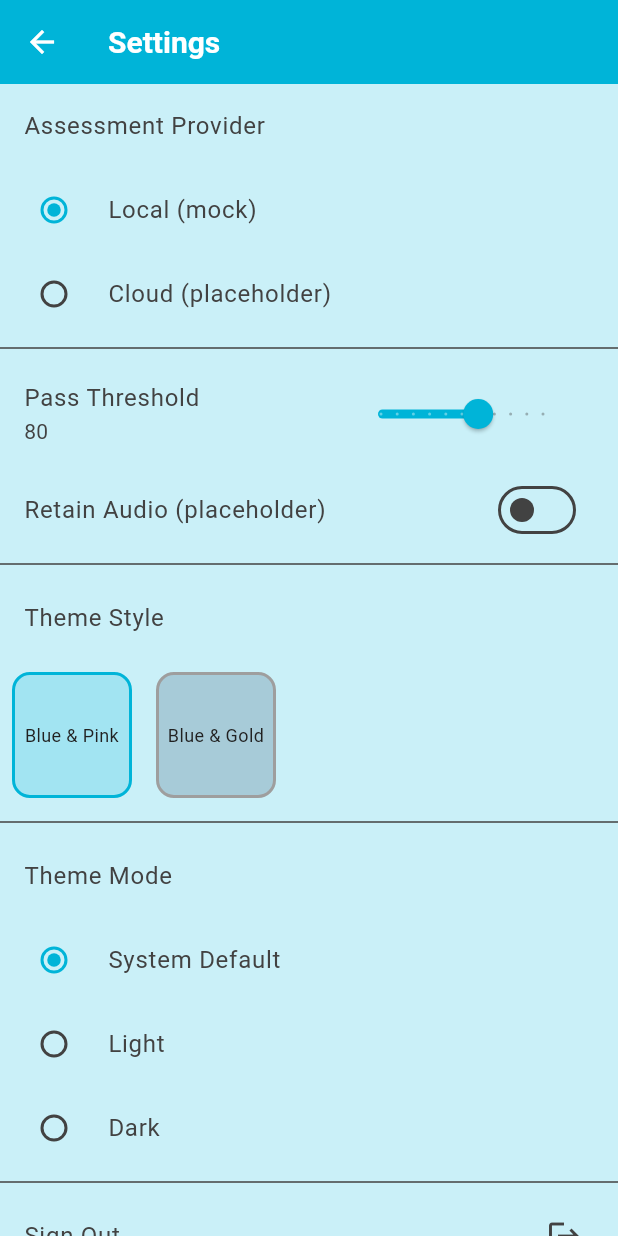
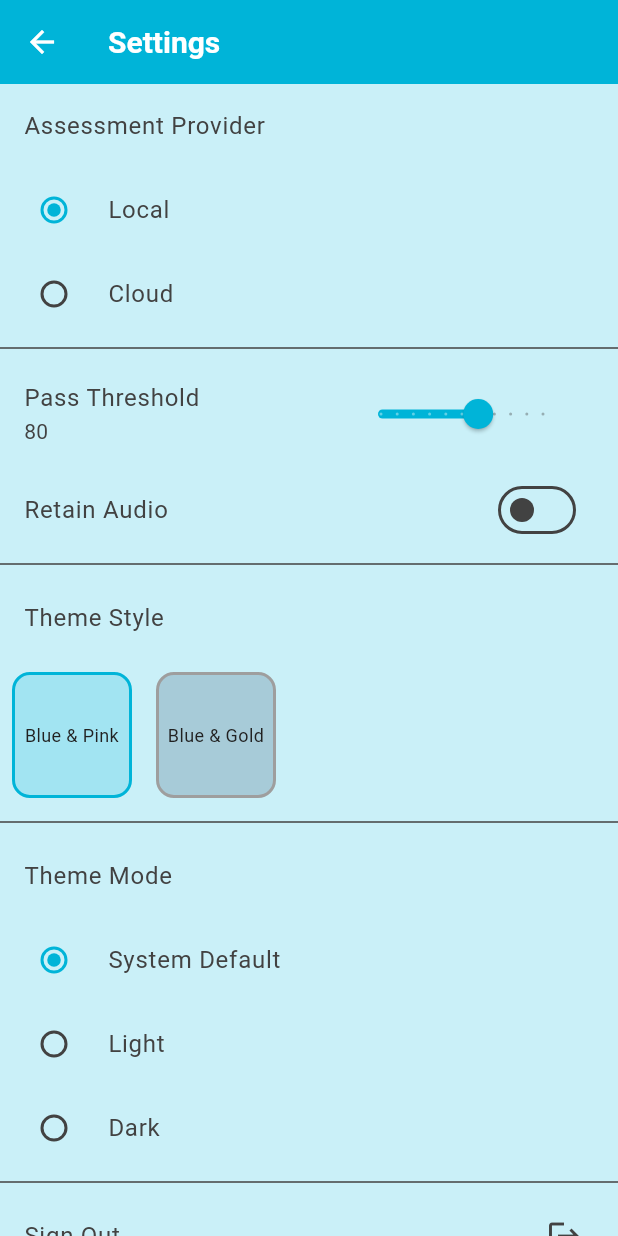
Before and after one commit to jasn17/CPSC_4150_ReadRight_App, a Flutter app: the SettingsScreen screen opened directly, on a phone screen of 412 x 824 dp. Run offline on Flutter 3.47's test engine with Material 3 defaults, Android fonts, the phone set to English and light mode, and no system bars; our stand-ins replace confetti, connectivity_plus, firebase_auth, firebase_core, firebase_database, firebase_storage and 7 more; missing offline and left inert: record; accounts and stored records are empty.

Commit message:
Update settings_screen.dart

```diff
--- a/read_right_app/lib/screens/settings_screen.dart
+++ b/read_right_app/lib/screens/settings_screen.dart
@@ -21,13 +21,13 @@ class SettingsScreen extends StatelessWidget {
         children: [
           const ListTile(title: Text('Assessment Provider')),
           RadioListTile<String>(
-            title: const Text('Local (mock)'),
+            title: const Text('Local'),
             value: 'local',
             groupValue: s.assessor,
             onChanged: (v) => context.read<SettingsModel>().assessor = v!,
           ),
           RadioListTile<String>(
-            title: const Text('Cloud (placeholder)'),
+            title: const Text('Cloud'),
             value: 'cloud',
             groupValue: s.assessor,
             onChanged: (v) => context.read<SettingsModel>().assessor = v!,
@@ -51,7 +51,7 @@ class SettingsScreen extends StatelessWidget {
           ),
 
           SwitchListTile(
-            title: const Text('Retain Audio (placeholder)'),
+            title: const Text('Retain Audio'),
             value: s.retainAudio,
             onChanged: (v) => context.read<SettingsModel>().retainAudio = v,
           ),
```
